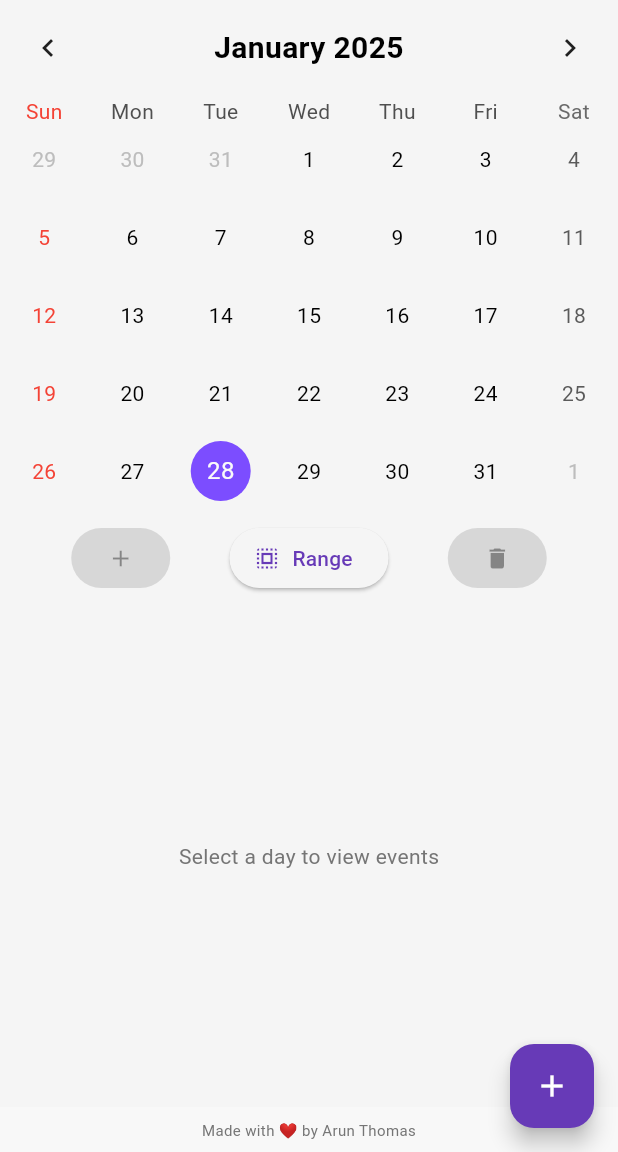
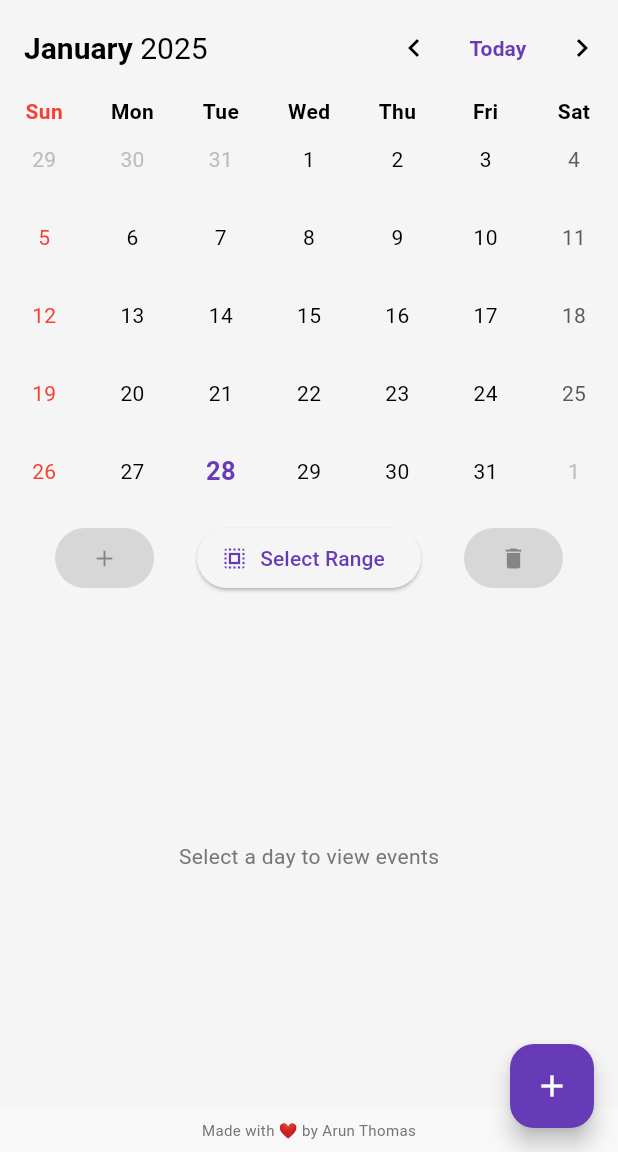
Before and after one commit to IngeniousThomas/LeaveBuddy, a Flutter app: the CalendarPage screen opened by its route, on a phone screen of 412 x 824 dp, the part 84-1236 px from its top. Run offline on Flutter 3.47's test engine with Material 3 defaults, Android fonts, the light colour scheme and no system bars; drawn by our look-alikes of table_calendar; our stand-ins replace flutter_animate, font_awesome_flutter, shared_preferences; accounts and stored records are empty.

Commit message:
today button + ui improv

```diff
--- a/lib/pages/calendar_page.dart
+++ b/lib/pages/calendar_page.dart
@@ -26,6 +26,21 @@ class _CalendarPageState extends State<CalendarPage> {
   void initState() {
     super.initState();
     _loadEvents();
+  }
+
+  void _goToToday() {
+    setState(() {
+      _focusedDay = DateTime.now();
+      _selectedDay = DateTime.now();
+    });
+  }
+
+  String _getMonthName(int month) {
+    const months = [
+      'January', 'February', 'March', 'April', 'May', 'June',
+      'July', 'August', 'September', 'October', 'November', 'December'
+    ];
+    return months[month - 1];
   }
 
   void _showDatePickerDialog() {
@@ -85,6 +100,7 @@ class _CalendarPageState extends State<CalendarPage> {
     return false;
   }
 
+  // ignore: unused_element
   bool _isRangeStart(DateTime date) {
     return _selectedRanges.any((range) => date.isAtSameMomentAs(range.$1));
   }
@@ -119,6 +135,13 @@ class _CalendarPageState extends State<CalendarPage> {
         _events[_selectedDay!] = [...(_events[_selectedDay!] ?? []), event];
       });
       _saveEvents();
+    } else {
+      ScaffoldMessenger.of(context).showSnackBar(
+        const SnackBar(
+          content: Text('Please select a date first to add an event.'),
+          duration: Duration(seconds: 2),
+        ),
+      );
     }
   }
 
@@ -180,6 +203,16 @@ class _CalendarPageState extends State<CalendarPage> {
   }
 
   void _showAddEventDialog({bool isRange = false}) {
+    if (!isRange && _selectedDay == null) {
+      ScaffoldMessenger.of(context).showSnackBar(
+        const SnackBar(
+          content: Text('Please select a date first to add an event.'),
+          duration: Duration(seconds: 2),
+        ),
+      );
+      return;
+    }
+
     final TextEditingController eventController = TextEditingController();
     showDialog(
       context: context,
@@ -320,43 +353,100 @@ class _CalendarPageState extends State<CalendarPage> {
                 },
                 eventLoader: _getEventsForDay,
                 headerStyle: HeaderStyle(
-                  titleCentered: true,
+                  titleCentered: false,
                   formatButtonVisible: false,
+                  leftChevronVisible: false,
+                  rightChevronVisible: false,
                   titleTextStyle: TextStyle(
-                    fontWeight: FontWeight.bold,
                     fontSize: 20,
                     color: themeProvider.isDarkMode ? Colors.white : Colors.black,
                   ),
                 ),
-                calendarStyle: CalendarStyle(
-                  todayDecoration: BoxDecoration(
-                    color: themeProvider.isDarkMode
-                        ? Colors.deepPurpleAccent
-                        : Colors.deepPurpleAccent,
-                    shape: BoxShape.circle,
+                calendarBuilders: CalendarBuilders(
+                  headerTitleBuilder: (context, day) {
+                    return Row(
+                      mainAxisAlignment: MainAxisAlignment.spaceBetween,
+                      children: [
+                        Padding(
+                          padding: const EdgeInsets.only(left: 16.0),
+                          child: RichText(
+                            text: TextSpan(
+                              children: [
+                                TextSpan(
+                                  text: _getMonthName(day.month),
+                                  style: TextStyle(
+                                    fontSize: 20,
+                                    fontWeight: FontWeight.bold,
+                                    color: themeProvider.isDarkMode ? Colors.white : Colors.black,
                                   ),
-                  selectedDecoration: BoxDecoration(
+                                ),
+                                TextSpan(
+                                  text: ' ${day.year}',
+                                  style: TextStyle(
+                                    fontSize: 20,
+                                    color: themeProvider.isDarkMode ? Colors.white : Colors.black,
+                                  ),
+                                ),
+                              ],
+                            ),
+                          ),
+                        ),
+                        Row(
+                          children: [
+                            IconButton(
+                              icon: const Icon(Icons.chevron_left),
+                              onPressed: () {
+                                setState(() {
+                                  _focusedDay = DateTime(
+                                    _focusedDay.year,
+                                    _focusedDay.month - 1,
+                                  );
+                                });
+                              },
+                            ),
+                            TextButton(
+                              onPressed: _goToToday,
+                              child: Text(
+                                'Today',
+                                style: TextStyle(
                                   color: themeProvider.isDarkMode
                                       ? Colors.deepPurpleAccent
                                       : Colors.deepPurple,
-                    shape: BoxShape.circle,
-                  ),
-                  outsideTextStyle: TextStyle(
-                    color: themeProvider.isDarkMode
-                        ? Colors.grey[600]
-                        : Colors.grey[400],
-                  ),
-                  markersMaxCount: 4, // Limit dots per day
-                  markersAlignment: Alignment.bottomCenter, // Align dots at the bottom
-                  markerDecoration: BoxDecoration(
-                      color: themeProvider.isDarkMode ? Colors.white : Colors.black, // Dynamic color for markers
-                      shape: BoxShape.circle,
+                                  fontWeight: FontWeight.bold,
                                 ),
                               ),
-                calendarBuilders: CalendarBuilders(
+                            ),
+                            IconButton(
+                              icon: const Icon(Icons.chevron_right),
+                              onPressed: () {
+                                setState(() {
+                                  _focusedDay = DateTime(
+                                    _focusedDay.year,
+                                    _focusedDay.month + 1,
+                                  );
+                                });
+                              },
+                            ),
+                          ],
+                        ),
+                      ],
+                    );
+                  },
+                  todayBuilder: (context, date, _) {
+                    return Center(
+                      child: Text(
+                        '${date.day}',
+                        style: TextStyle(
+                          color: themeProvider.isDarkMode
+                              ? Colors.deepPurpleAccent
+                              : Colors.deepPurple,
+                          fontWeight: FontWeight.bold,
+                          fontSize: 17,
+                        ),
+                      ),
+                    );
+                  },
                   selectedBuilder: (context, date, _) {
-                    // ignore: unused_local_variable
-                    final isRangeStart = _isRangeStart(date);
                     final isRangeEnd = _isRangeEnd(date);
                     final isInRange = _isDateInRanges(date);
 
@@ -404,17 +494,19 @@ class _CalendarPageState extends State<CalendarPage> {
                     );
                   },
                   dowBuilder: (context, day) {
-                    if (day.weekday == DateTime.sunday) {
+                    final weekDays = ['Sun', 'Mon', 'Tue', 'Wed', 'Thu', 'Fri', 'Sat'];
+                    final text = weekDays[day.weekday % 7];
                     return Center(
                       child: Text(
-                          'Sun',
+                        text,
                         style: TextStyle(
-                            color: themeProvider.isDarkMode ? Colors.red[200] : Colors.red,
+                          fontWeight: FontWeight.bold,
+                          color: day.weekday == DateTime.sunday
+                              ? (themeProvider.isDarkMode ? Colors.red[200] : Colors.red)
+                              : (themeProvider.isDarkMode ? Colors.white : Colors.black),
                         ),
                       ),
                     );
-                    }
-                    return null;
                   },
                   defaultBuilder: (context, day, focusedDay) {
                     if (day.weekday == DateTime.sunday) {
@@ -429,6 +521,36 @@ class _CalendarPageState extends State<CalendarPage> {
                     }
                     return null;
                   },
+                ),
+                calendarStyle: CalendarStyle(
+                  todayTextStyle: const TextStyle(
+                    color: Colors.white,
+                    fontWeight: FontWeight.bold,
+                    fontSize: 16,
+                  ),
+                  todayDecoration: BoxDecoration(
+                    color: themeProvider.isDarkMode
+                        ? Colors.deepPurpleAccent
+                        : Colors.deepPurple,
+                    shape: BoxShape.circle,
+                  ),
+                  selectedDecoration: BoxDecoration(
+                    color: themeProvider.isDarkMode
+                        ? Colors.deepPurpleAccent
+                        : Colors.deepPurple,
+                    shape: BoxShape.circle,
+                  ),
+                  outsideTextStyle: TextStyle(
+                    color: themeProvider.isDarkMode
+                        ? Colors.grey[600]
+                        : Colors.grey[400],
+                  ),
+                  markersMaxCount: 4,
+                  markersAlignment: Alignment.bottomCenter,
+                  markerDecoration: BoxDecoration(
+                    color: themeProvider.isDarkMode ? Colors.white : Colors.black,
+                    shape: BoxShape.circle,
+                  ),
                 ),
               ),
               Padding(
@@ -454,15 +576,15 @@ class _CalendarPageState extends State<CalendarPage> {
                         backgroundColor: themeProvider.isDarkMode
                             ? const Color(0xFFF5F5F5)
                             : const Color(0xFFF5F5F5),
-                          foregroundColor: Colors.deepPurple, // Text and icon color for default state
+                        foregroundColor: Colors.deepPurple,
                       ),
                       icon: Icon(
                         _isSelectingRange ? Icons.cancel : Icons.select_all,
-                              color: _isSelectingRange ? Colors.deepPurple : Colors.deepPurple, // Change icon color dynamically
+                        color: _isSelectingRange ? Colors.deepPurple : Colors.deepPurple,
                       ),
                       label: Text(
-                              _isSelectingRange ? 'Cancel' : 'Range',
-                              style: const TextStyle(color: Colors.deepPurple), // Ensure text color matches
+                        _isSelectingRange ? 'Cancel' : 'Select Range',
+                        style: const TextStyle(color: Colors.deepPurple),
                       ),
                     ),
                     ElevatedButton(
@@ -486,9 +608,31 @@ class _CalendarPageState extends State<CalendarPage> {
                 ),
               ),
               Expanded(
-                child: _isSelectingRange
-                    ? (_selectedRanges.isEmpty
-                        ? Center(
+                child: _buildEventList(),
+              ),
+              const Footer(),
+            ],
+          ),
+          floatingActionButton: !_isSelectingRange
+              ? FloatingActionButton(
+                  onPressed: () => _showAddEventDialog(isRange: false),
+                  backgroundColor: themeProvider.isDarkMode
+                      ? Colors.deepPurpleAccent
+                      : Colors.deepPurple,
+                  tooltip: 'Add Event',
+                  child: const Icon(Icons.add, color: Colors.white),
+                )
+              : null,
+        );
+      },
+    );
+  }
+
+  Widget _buildEventList() {
+    if (_isSelectingRange) {
+      if (_selectedRanges.isEmpty) {
+        return Consumer<ThemeProvider>(
+          builder: (context, themeProvider, _) => Center(
             child: Text(
               _tempRangeStart != null
                   ? 'Now select the end date'
@@ -499,8 +643,10 @@ class _CalendarPageState extends State<CalendarPage> {
                     : Colors.grey[600],
               ),
             ),
-                          )
-                        : ListView.builder(
+          ),
+        );
+      }
+      return ListView.builder(
         itemCount: _selectedRanges.length,
         itemBuilder: (context, index) {
           final range = _selectedRanges[index];
@@ -551,9 +697,12 @@ class _CalendarPageState extends State<CalendarPage> {
             ),
           );
         },
-                          ))
-                    : (_selectedDay == null
-                        ? Center(
+      );
+    }
+
+    if (_selectedDay == null) {
+      return Consumer<ThemeProvider>(
+        builder: (context, themeProvider, _) => Center(
           child: Text(
             'Select a day to view events',
             style: TextStyle(
@@ -562,8 +711,11 @@ class _CalendarPageState extends State<CalendarPage> {
                   : Colors.grey[600],
             ),
           ),
-                          )
-                        : ListView(
+        ),
+      );
+    }
+
+    return ListView(
       children: _getEventsForDay(_selectedDay!)
           .map((event) => Card(
                 margin: const EdgeInsets.symmetric(
@@ -577,38 +729,17 @@ class _CalendarPageState extends State<CalendarPage> {
                     children: [
                       IconButton(
                         icon: const Icon(Icons.edit),
-                                              onPressed: () =>
-                                                  _showEditEventDialog(event),
+                        onPressed: () => _showEditEventDialog(event),
                       ),
                       IconButton(
                         icon: const Icon(Icons.delete),
-                                              onPressed: () =>
-                                                  _deleteEvent(_selectedDay!, event),
+                        onPressed: () => _deleteEvent(_selectedDay!, event),
                       ),
                     ],
                   ),
                 ),
               ))
           .toList(),
-                          )),
-              ),
-              const Footer(),
-            ],
-          ),
-          floatingActionButton: !_isSelectingRange
-              ? FloatingActionButton(
-                  onPressed: _selectedDay != null
-                      ? () => _showAddEventDialog(isRange: false)
-                      : null,
-                  backgroundColor: themeProvider.isDarkMode
-                      ? Colors.deepPurpleAccent
-                      : Colors.deepPurple,
-                  tooltip: 'Add Event',
-                  child: const Icon(Icons.add, color: Colors.white),
-                )
-              : null,
-        );
-      },
     );
   }
 }
```
Also changed, not shown: 3 other files. Lines whose indentation alone changed are shown as unchanged.
